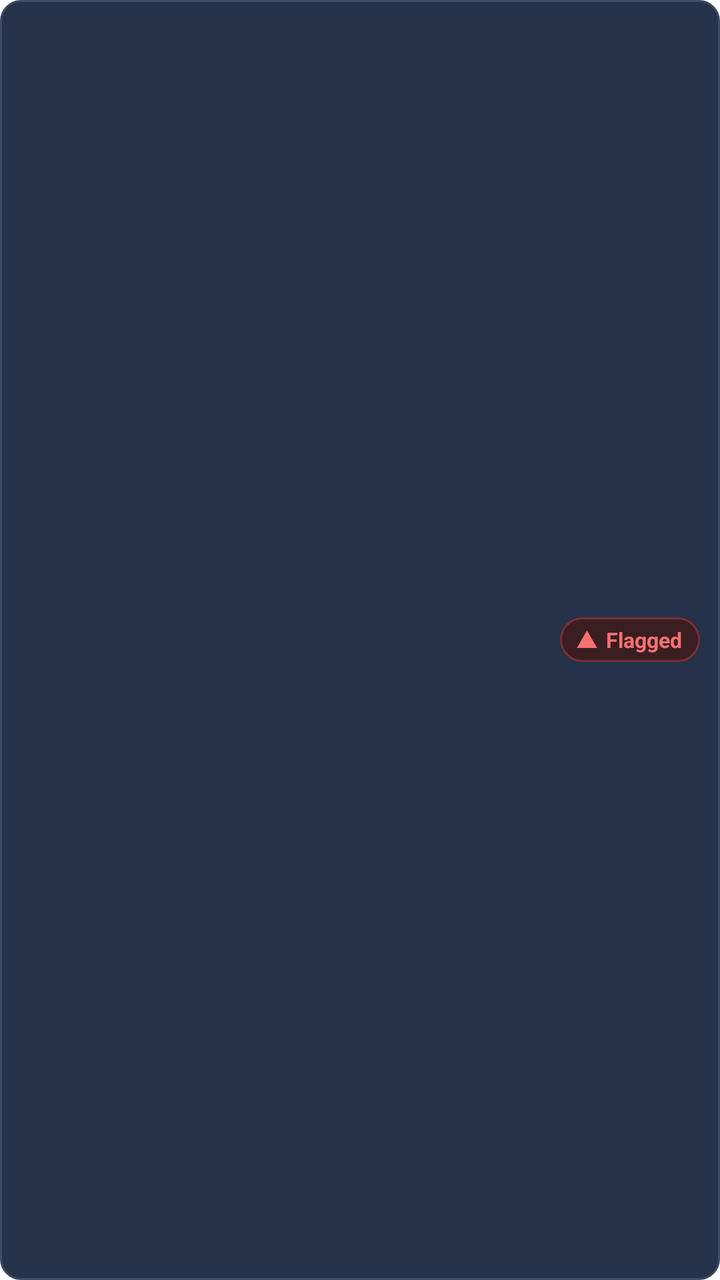
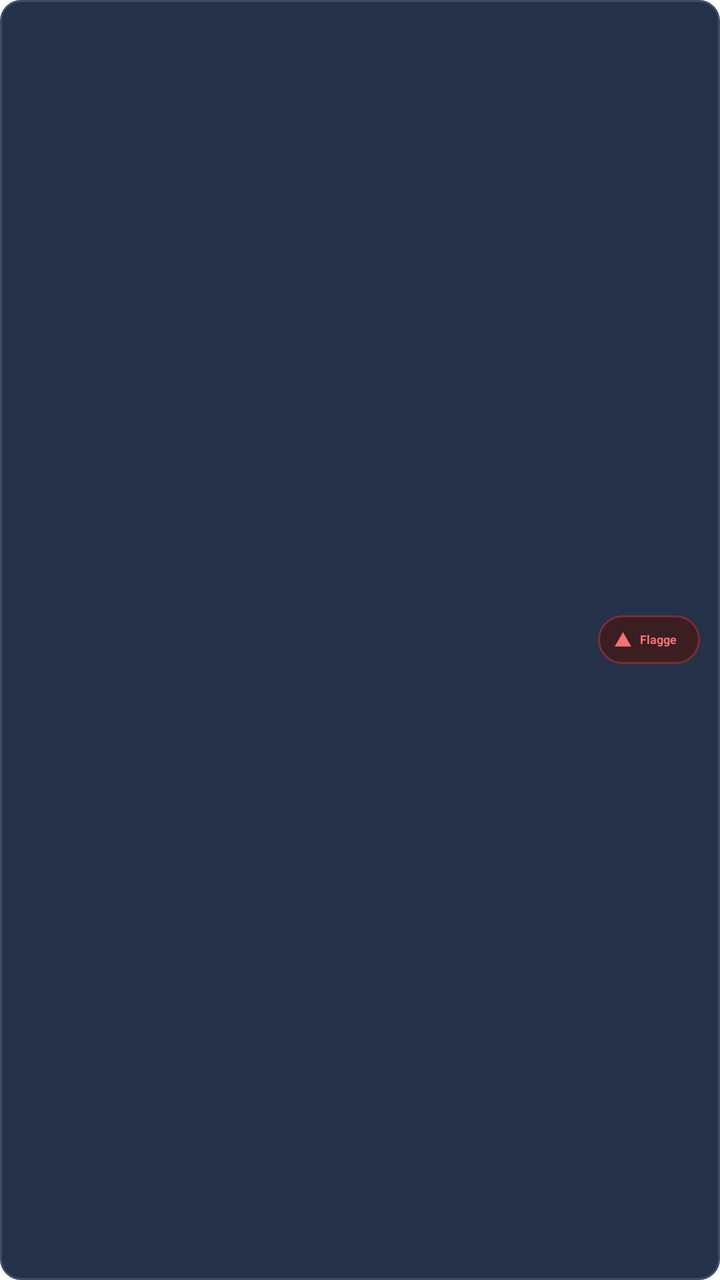

The first picture is an Android layout as it rendered before a commit; the second is the same layout after the commit. The layout source and the unified diff follow.
<!-- AndroidManifest.xml: application theme Theme.NihalHome -->
<!-- res/layout/item_risk_app.xml -->
<?xml version="1.0" encoding="utf-8"?>
<LinearLayout xmlns:android="http://schemas.android.com/apk/res/android"
    android:layout_width="match_parent"
    android:layout_height="wrap_content"
    android:orientation="horizontal"
    android:gravity="center_vertical"
    android:background="@drawable/bg_risk_row"
    android:clickable="true"
    android:focusable="true"
    android:paddingStart="10dp"
    android:paddingEnd="10dp"
    android:paddingTop="8dp"
    android:paddingBottom="8dp"
    android:layout_marginBottom="6dp">

    <ImageView
        android:id="@+id/imageRiskAppIcon"
        android:layout_width="30dp"
        android:layout_height="30dp"
        android:layout_marginEnd="10dp" />

    <LinearLayout
        android:layout_width="0dp"
        android:layout_height="wrap_content"
        android:layout_weight="1"
        android:orientation="vertical">

        <TextView
            android:id="@+id/textRiskAppName"
            android:layout_width="match_parent"
            android:layout_height="wrap_content"
            android:textColor="@color/onboarding_heading"
            android:textSize="12.5sp"
            android:textStyle="bold"
            android:maxLines="1"
            android:ellipsize="end" />

        <TextView
            android:id="@+id/textRiskAppPackage"
            android:layout_width="match_parent"
            android:layout_height="wrap_content"
            android:layout_marginTop="1dp"
            android:textColor="@color/terminal_text_dim"
            android:textSize="10sp"
            android:maxLines="1"
            android:ellipsize="end" />

    </LinearLayout>

    <LinearLayout
        android:layout_width="wrap_content"
        android:layout_height="wrap_content"
        android:orientation="horizontal"
        android:gravity="center_vertical"
        android:background="@drawable/bg_high_risk_badge"
        android:paddingStart="8dp"
        android:paddingEnd="9dp"
        android:paddingTop="4dp"
        android:paddingBottom="4dp">

        <ImageView
            android:layout_width="11dp"
            android:layout_height="11dp"
            android:layout_marginEnd="4dp"
            android:src="@drawable/ic_warning_small" />

        <TextView
            android:text="@string/high_risk_label"
            android:layout_width="wrap_content"
            android:layout_height="wrap_content"
            android:textColor="@color/high_risk_text"
            android:textSize="10.5sp"
            android:textStyle="bold" />

    </LinearLayout>

</LinearLayout>
<!-- resources referenced by this layout -->
<resources>
  <color name="high_risk_text">#F87171</color>
  <color name="onboarding_heading">#E2E8F0</color>
  <color name="terminal_text_dim">#4C7A9C</color>
  <!-- drawable bg_high_risk_badge (drawable) -->
  <?xml version="1.0" encoding="utf-8"?>
  <shape xmlns:android="http://schemas.android.com/apk/res/android"
      android:shape="rectangle">
      <solid android:color="@color/high_risk_background" />
      <stroke
          android:width="1dp"
          android:color="@color/high_risk_border" />
      <corners android:radius="20dp" />
  </shape>
  <!-- drawable bg_risk_row (drawable) -->
  <?xml version="1.0" encoding="utf-8"?>
  <ripple xmlns:android="http://schemas.android.com/apk/res/android"
      android:color="#33FFFFFF">
      <item>
          <shape android:shape="rectangle">
              <solid android:color="@color/risk_row_background" />
              <stroke
                  android:width="1dp"
                  android:color="@color/risk_row_border" />
              <corners android:radius="10dp" />
          </shape>
      </item>
  </ripple>
  <!-- drawable ic_warning_small (drawable) -->
  <?xml version="1.0" encoding="utf-8"?>
  <vector xmlns:android="http://schemas.android.com/apk/res/android"
      android:width="12dp"
      android:height="12dp"
      android:viewportWidth="24"
      android:viewportHeight="24"
      android:tint="@color/high_risk_text">
      <path
          android:fillColor="@android:color/white"
          android:pathData="M12,2 L23,21 H1 Z" />
      <path
          android:fillColor="@color/high_risk_background"
          android:pathData="M11,9 H13 L12.6,15 H11.4 Z" />
      <path
          android:fillColor="@color/high_risk_background"
          android:pathData="M11.3,17 A0.9,0.9 0,0 1 12.7,17 A0.9,0.9 0,0 1 11.3,17 Z" />
  </vector>
  <string name="high_risk_label">Flagged</string>
  <style name="Theme.NihalHome" parent="android:Theme.Material.Light.NoActionBar">
          <item name="android:windowBackground">@android:color/white</item>
          <item name="android:statusBarColor">@android:color/white</item>
          <item name="android:navigationBarColor">@android:color/white</item>
          <item name="android:windowLightStatusBar">true</item>
      </style>
  <color name="high_risk_background">#3A1E22</color>
  <color name="high_risk_border">#7A2E36</color>
  <color name="risk_row_background">#26314A</color>
  <color name="risk_row_border">#3D4C6B</color>
</resources>

<!-- the commit's change to res/layout/item_risk_app.xml (unified diff, before → after) -->
@@ -11,66 +11,96 @@
     android:paddingEnd="10dp"
     android:paddingTop="8dp"
     android:paddingBottom="8dp"
-    android:layout_marginBottom="6dp">
+    android:layout_marginBottom="6dp"
+    android:weightSum="100">
 
+    
     <ImageView
         android:id="@+id/imageRiskAppIcon"
-        android:layout_width="30dp"
-        android:layout_height="30dp"
-        android:layout_marginEnd="10dp" />
+        android:layout_width="0dp"
+        android:layout_height="match_parent"
+        android:layout_weight="15"
+        android:adjustViewBounds="true"
+        android:scaleType="fitCenter" />
 
+    
     <LinearLayout
         android:layout_width="0dp"
         android:layout_height="wrap_content"
-        android:layout_weight="1"
+        android:layout_weight="70"
         android:orientation="vertical">
 
+        
         <TextView
             android:id="@+id/textRiskAppName"
             android:layout_width="match_parent"
             android:layout_height="wrap_content"
             android:textColor="@color/onboarding_heading"
-            android:textSize="12.5sp"
             android:textStyle="bold"
             android:maxLines="1"
-            android:ellipsize="end" />
+            android:ellipsize="end"
+            android:includeFontPadding="false"
+            android:autoSizeTextType="uniform"
+            android:autoSizeMinTextSize="6sp"
+            android:autoSizeMaxTextSize="500sp"
+            android:autoSizeStepGranularity="1sp" />
 
+        
         <TextView
             android:id="@+id/textRiskAppPackage"
             android:layout_width="match_parent"
             android:layout_height="wrap_content"
             android:layout_marginTop="1dp"
             android:textColor="@color/terminal_text_dim"
-            android:textSize="10sp"
             android:maxLines="1"
-            android:ellipsize="end" />
+            android:ellipsize="end"
+            android:includeFontPadding="false"
+            android:autoSizeTextType="uniform"
+            android:autoSizeMinTextSize="6sp"
+            android:autoSizeMaxTextSize="500sp"
+            android:autoSizeStepGranularity="1sp" />
 
     </LinearLayout>
 
+    
     <LinearLayout
-        android:layout_width="wrap_content"
+        android:layout_width="0dp"
         android:layout_height="wrap_content"
+        android:layout_weight="15"
         android:orientation="horizontal"
-        android:gravity="center_vertical"
+        android:gravity="center"
         android:background="@drawable/bg_high_risk_badge"
         android:paddingStart="8dp"
         android:paddingEnd="9dp"
         android:paddingTop="4dp"
-        android:paddingBottom="4dp">
+        android:paddingBottom="4dp"
+        android:weightSum="100">
 
+        
         <ImageView
-            android:layout_width="11dp"
-            android:layout_height="11dp"
+            android:layout_width="0dp"
+            android:layout_height="match_parent"
+            android:layout_weight="30"
             android:layout_marginEnd="4dp"
-            android:src="@drawable/ic_warning_small" />
+            android:src="@drawable/ic_warning_small"
+            android:adjustViewBounds="true"
+            android:scaleType="fitCenter" />
 
+        
         <TextView
             android:text="@string/high_risk_label"
-            android:layout_width="wrap_content"
+            android:layout_width="0dp"
             android:layout_height="wrap_content"
+            android:layout_weight="70"
             android:textColor="@color/high_risk_text"
-            android:textSize="10.5sp"
-            android:textStyle="bold" />
+            android:textStyle="bold"
+            android:maxLines="1"
+            android:gravity="center_vertical"
+            android:includeFontPadding="false"
+            android:autoSizeTextType="uniform"
+            android:autoSizeMinTextSize="6sp"
+            android:autoSizeMaxTextSize="500sp"
+            android:autoSizeStepGranularity="1sp" />
 
     </LinearLayout>
 
